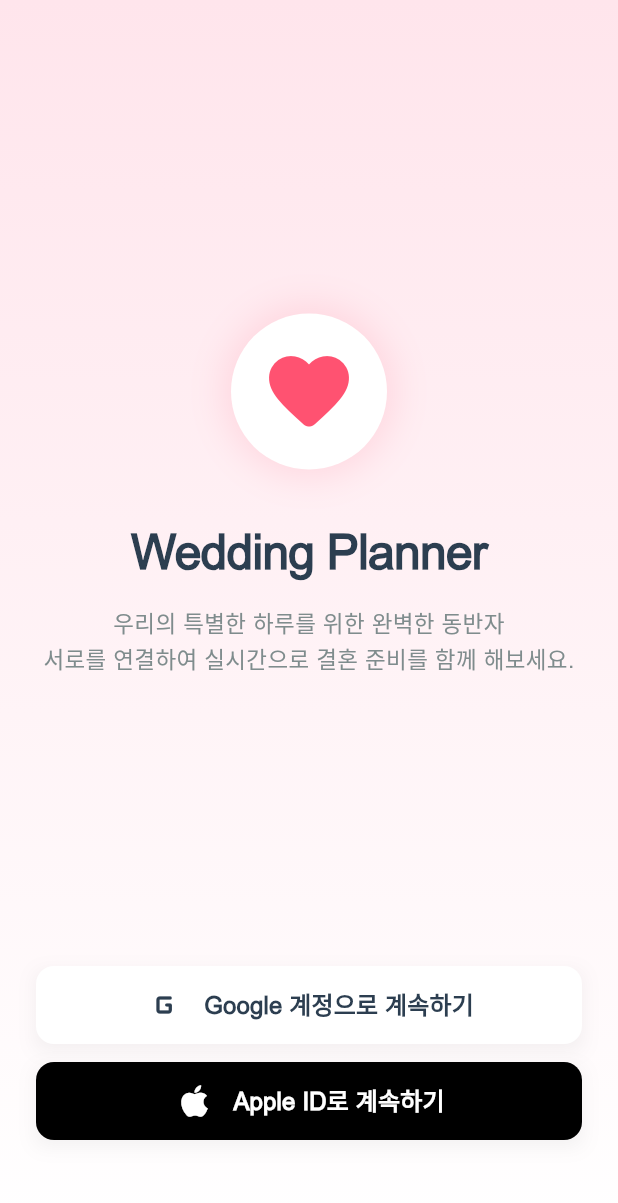
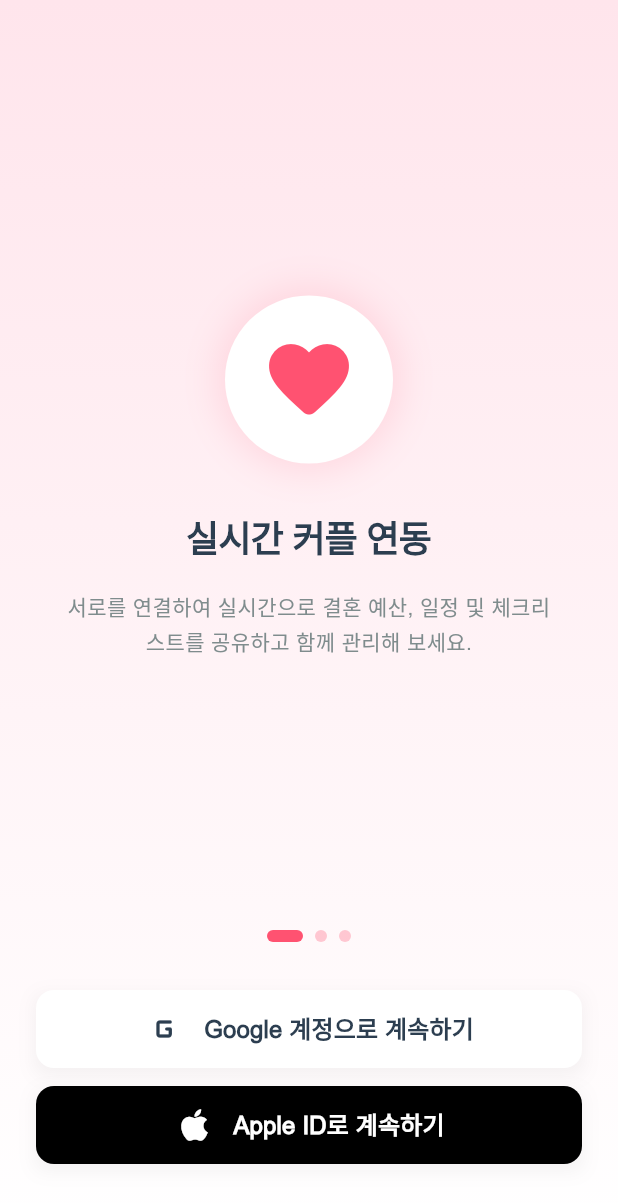
Before and after one commit to kthur/wedding, a Flutter app: the screen it shows after launch, on a phone screen of 412 x 824 dp. Shown: the top 1203 px of the screen. Run offline on Flutter 3.47's test engine with Material 3 defaults, Android fonts, the phone set to English and light mode, and no system bars; our stand-ins replace cloud_firestore, firebase_auth, firebase_core, fl_chart, flutter_riverpod, google_sign_in and 6 more; missing offline and left inert: syncfusion_flutter_xlsio; accounts and stored records are empty.

Commit message:
feat: implement login screen onboarding slider & sticky category save button

```diff
--- a/lib/screens/category_detail_screen.dart
+++ b/lib/screens/category_detail_screen.dart
@@ -94,22 +94,7 @@ class _CategoryDetailScreenState extends ConsumerState<CategoryDetailScreen> {
       ),
     );
 
-    return Scaffold(
-      backgroundColor: Colors.white,
-      appBar: AppBar(
-        title: Text(
-          category.name,
-          style: const TextStyle(fontWeight: FontWeight.bold, color: Colors.black),
-        ),
-        backgroundColor: Colors.white,
-        elevation: 0,
-        leading: IconButton(
-          icon: const Icon(Icons.arrow_back_ios, color: Colors.black),
-          onPressed: () => Navigator.pop(context),
-        ),
-        actions: [
-          TextButton(
-            onPressed: () {
+    void saveAction() {
       final estCost = int.tryParse(_estCostController.text.replaceAll(',', '')) ?? 0;
       final actCost = int.tryParse(_actCostController.text.replaceAll(',', '')) ?? 0;
 
@@ -131,7 +116,24 @@ class _CategoryDetailScreenState extends ConsumerState<CategoryDetailScreen> {
       messenger.showSnackBar(
         const SnackBar(content: Text('준비 정보가 저장되었습니다! 💾')),
       );
-            },
+    }
+
+    return Scaffold(
+      backgroundColor: Colors.white,
+      appBar: AppBar(
+        title: Text(
+          category.name,
+          style: const TextStyle(fontWeight: FontWeight.bold, color: Colors.black),
+        ),
+        backgroundColor: Colors.white,
+        elevation: 0,
+        leading: IconButton(
+          icon: const Icon(Icons.arrow_back_ios, color: Colors.black),
+          onPressed: () => Navigator.pop(context),
+        ),
+        actions: [
+          TextButton(
+            onPressed: saveAction,
             child: const Text(
               '저장',
               style: TextStyle(fontWeight: FontWeight.bold, color: Color(0xFFFF5271), fontSize: 16),
@@ -437,6 +439,27 @@ class _CategoryDetailScreenState extends ConsumerState<CategoryDetailScreen> {
                 },
               ),
           ],
+        ),
+      ),
+      bottomNavigationBar: SafeArea(
+        child: Padding(
+          padding: const EdgeInsets.symmetric(horizontal: 20.0, vertical: 12.0),
+          child: ElevatedButton(
+            onPressed: saveAction,
+            style: ElevatedButton.styleFrom(
+              backgroundColor: const Color(0xFFFF5271),
+              foregroundColor: Colors.white,
+              minimumSize: const Size.fromHeight(52),
+              shape: RoundedRectangleBorder(
+                borderRadius: BorderRadius.circular(16),
+              ),
+              elevation: 0,
+            ),
+            child: const Text(
+              '저장하기',
+              style: TextStyle(fontSize: 16, fontWeight: FontWeight.bold),
+            ),
+          ),
         ),
       ),
     );
--- a/lib/screens/login_screen.dart
+++ b/lib/screens/login_screen.dart
@@ -2,11 +2,43 @@ import 'package:flutter/material.dart';
 import 'package:flutter_riverpod/flutter_riverpod.dart';
 import '../providers/auth_provider.dart';
 
-class LoginScreen extends ConsumerWidget {
+class LoginScreen extends ConsumerStatefulWidget {
   const LoginScreen({super.key});
 
   @override
-  Widget build(BuildContext context, WidgetRef ref) {
+  ConsumerState<LoginScreen> createState() => _LoginScreenState();
+}
+
+class _LoginScreenState extends ConsumerState<LoginScreen> {
+  final PageController _pageController = PageController();
+  int _currentPage = 0;
+
+  final List<Map<String, String>> _onboardingData = [
+    {
+      'title': '실시간 커플 연동',
+      'description': '서로를 연결하여 실시간으로 결혼 예산, 일정 및 체크리스트를 공유하고 함께 관리해 보세요.',
+      'icon': 'favorite',
+    },
+    {
+      'title': '스마트 예산 설계',
+      'description': '카테고리별 예상 지출과 실제 지출을 직관적인 그래프로 파악하고 효율적으로 예산을 분담하세요.',
+      'icon': 'account_balance_wallet',
+    },
+    {
+      'title': '준비 일정 & 사진 기록',
+      'description': '타임라인 체크리스트로 일정을 놓치지 않고, 계약서와 영수증 사진을 안전하게 기록 보관하세요.',
+      'icon': 'assignment_turned_in',
+    },
+  ];
+
+  @override
+  void dispose() {
+    _pageController.dispose();
+    super.dispose();
+  }
+
+  @override
+  Widget build(BuildContext context) {
     final authState = ref.watch(authProvider);
 
     return Scaffold(
@@ -29,56 +61,99 @@ class LoginScreen extends ConsumerWidget {
             child: Padding(
               padding: const EdgeInsets.symmetric(horizontal: 24.0, vertical: 16.0),
               child: Column(
-                mainAxisAlignment: MainAxisAlignment.center,
                 crossAxisAlignment: CrossAxisAlignment.stretch,
                 children: [
-                  const Spacer(),
-                  // App Logo / Symbol
-                  Center(
-                    child: Container(
-                      padding: const EdgeInsets.all(20),
+                  // PageView Walkthrough
+                  Expanded(
+                    child: PageView.builder(
+                      controller: _pageController,
+                      onPageChanged: (index) {
+                        setState(() {
+                          _currentPage = index;
+                        });
+                      },
+                      itemCount: _onboardingData.length,
+                      itemBuilder: (context, index) {
+                        final data = _onboardingData[index];
+                        IconData iconData = Icons.favorite_rounded;
+                        if (data['icon'] == 'account_balance_wallet') {
+                          iconData = Icons.account_balance_wallet_rounded;
+                        } else if (data['icon'] == 'assignment_turned_in') {
+                          iconData = Icons.assignment_turned_in_rounded;
+                        }
+
+                        return Padding(
+                          padding: const EdgeInsets.symmetric(horizontal: 16.0),
+                          child: Column(
+                            mainAxisAlignment: MainAxisAlignment.center,
+                            children: [
+                              Container(
+                                padding: const EdgeInsets.all(24),
                                 decoration: BoxDecoration(
                                   color: Colors.white,
                                   shape: BoxShape.circle,
                                   boxShadow: [
                                     BoxShadow(
-                            color: const Color(0xFFFF5271).withOpacity(0.15),
+                                      color: const Color(0xFFFF5271).withValues(alpha: 0.15),
                                       blurRadius: 20,
                                       spreadRadius: 5,
                                     ),
                                   ],
                                 ),
-                      child: const Icon(
-                        Icons.favorite_rounded,
+                                child: Icon(
+                                  iconData,
                                   size: 64,
-                        color: Color(0xFFFF5271),
-                      ),
+                                  color: const Color(0xFFFF5271),
                                 ),
                               ),
                               const SizedBox(height: 32),
-                  // Title
-                  const Text(
-                    'Wedding Planner',
-                    textAlign: TextAlign.center,
-                    style: TextStyle(
-                      fontSize: 32,
+                              Text(
+                                data['title']!,
+                                style: const TextStyle(
+                                  fontSize: 24,
                                   fontWeight: FontWeight.bold,
                                   color: Color(0xFF2C3E50),
                                   letterSpacing: -0.5,
                                 ),
                               ),
-                  const SizedBox(height: 12),
-                  // Subtitle
-                  const Text(
-                    '우리의 특별한 하루를 위한 완벽한 동반자\n서로를 연결하여 실시간으로 결혼 준비를 함께 해보세요.',
+                              const SizedBox(height: 16),
+                              Text(
+                                data['description']!,
                                 textAlign: TextAlign.center,
-                    style: TextStyle(
-                      fontSize: 15,
+                                style: const TextStyle(
+                                  fontSize: 14,
                                   color: Color(0xFF7F8C8D),
-                      height: 1.5,
+                                  height: 1.6,
                                 ),
                               ),
-                  const Spacer(),
+                            ],
+                          ),
+                        );
+                      },
+                    ),
+                  ),
+
+                  // Dot Indicators
+                  Row(
+                    mainAxisAlignment: MainAxisAlignment.center,
+                    children: List.generate(
+                      _onboardingData.length,
+                      (index) => AnimatedContainer(
+                        duration: const Duration(milliseconds: 200),
+                        margin: const EdgeInsets.symmetric(horizontal: 4),
+                        height: 8,
+                        width: _currentPage == index ? 24 : 8,
+                        decoration: BoxDecoration(
+                          color: _currentPage == index
+                              ? const Color(0xFFFF5271)
+                              : const Color(0xFFFF5271).withValues(alpha: 0.3),
+                          borderRadius: BorderRadius.circular(4),
+                        ),
+                      ),
+                    ),
+                  ),
+                  const SizedBox(height: 32),
+
                   // Social Login Buttons
                   Column(
                     crossAxisAlignment: CrossAxisAlignment.stretch,
@@ -116,7 +191,7 @@ class LoginScreen extends ConsumerWidget {
                       ),
                     ],
                   ),
-                  const SizedBox(height: 48),
+                  const SizedBox(height: 32),
                 ],
               ),
             ),
@@ -124,7 +199,7 @@ class LoginScreen extends ConsumerWidget {
           // Loading Overlay
           if (authState.isLoading)
             Container(
-              color: Colors.black.withOpacity(0.3),
+              color: Colors.black.withValues(alpha: 0.3),
               child: const Center(
                 child: CircularProgressIndicator(
                   valueColor: AlwaysStoppedAnimation<Color>(Color(0xFFFF5271)),
@@ -159,7 +234,7 @@ class _SocialLoginButton extends StatelessWidget {
       decoration: BoxDecoration(
         boxShadow: [
           BoxShadow(
-            color: Colors.black.withOpacity(0.05),
+            color: Colors.black.withValues(alpha: 0.05),
             blurRadius: 10,
             offset: const Offset(0, 4),
           ),
```
Lines whose indentation alone changed are shown as unchanged.
